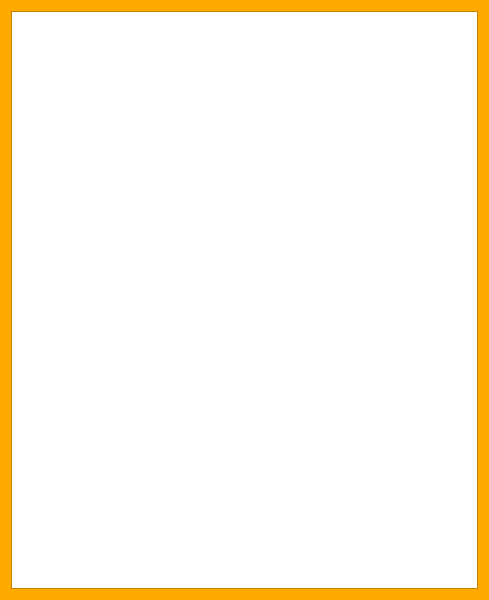
The window that histirycalc.ui (Argon755/PythonPython1) describes before a commit, drawn with Qt 5.
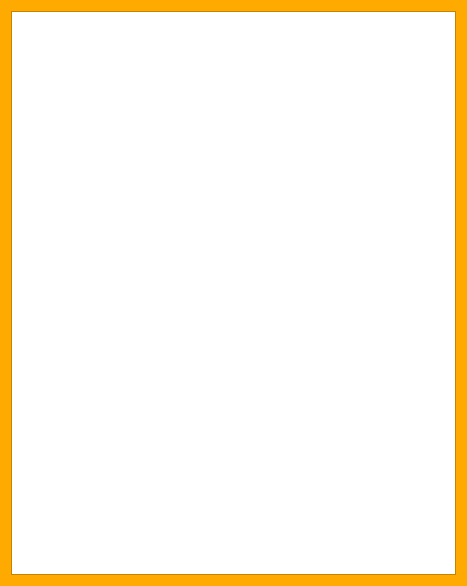
The same window after the commit.

```diff
--- a/histirycalc.ui
+++ b/histirycalc.ui
@@ -6,8 +6,8 @@
    <rect>
     <x>0</x>
     <y>0</y>
-    <width>489</width>
-    <height>600</height>
+    <width>467</width>
+    <height>586</height>
    </rect>
   </property>
   <property name="palette">
```
